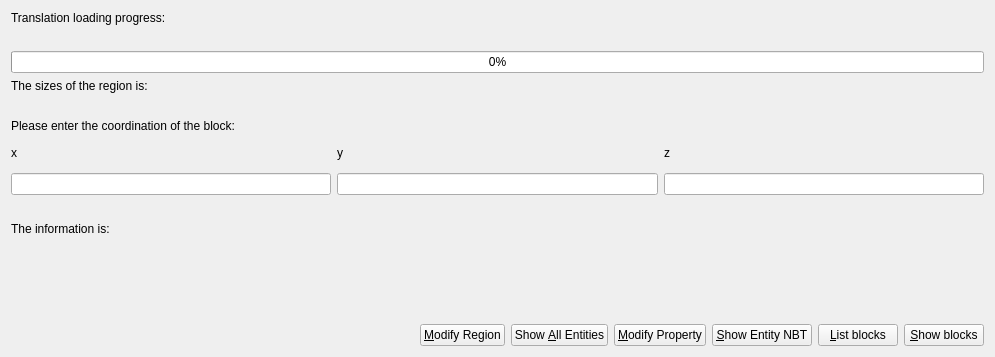
Before: the Qt Designer form src/blockreaderui.ui in DreamHelium/dhlrc, drawn with Qt 5.
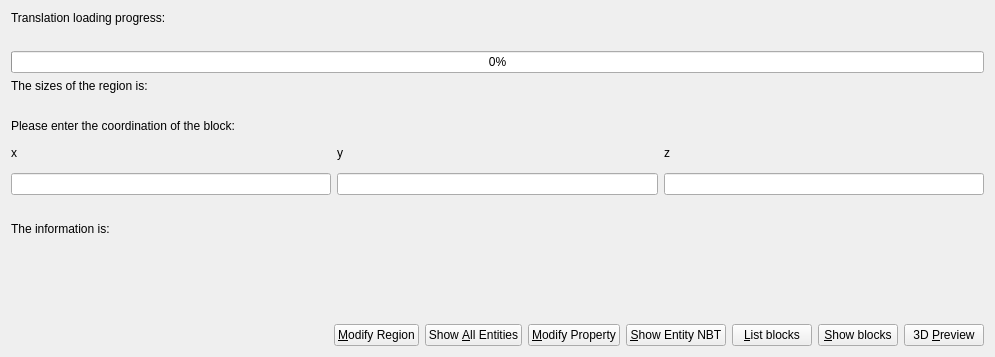
After: the same form once the commit is applied.

```diff
--- a/src/blockreaderui.ui
+++ b/src/blockreaderui.ui
@@ -183,6 +183,13 @@
          </property>
         </widget>
        </item>
+       <item>
+        <widget class="QPushButton" name="previewBtn">
+         <property name="text">
+          <string>3D &amp;Preview</string>
+         </property>
+        </widget>
+       </item>
       </layout>
      </item>
     </layout>
```
